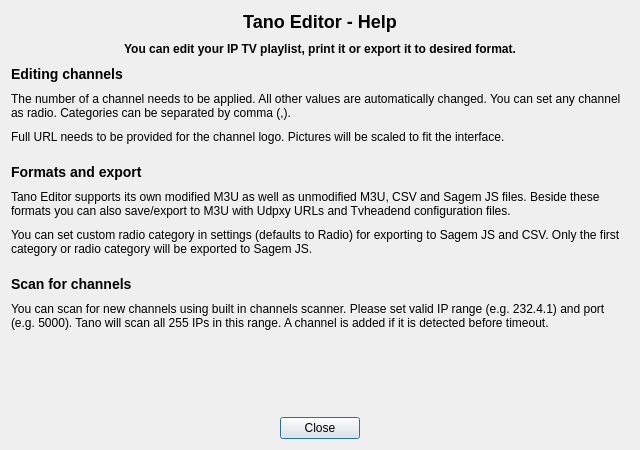
Above: src/ui/playlist/PlaylistEditorHelp.ui from ntadej/tano before the change. Below: the same form after it.
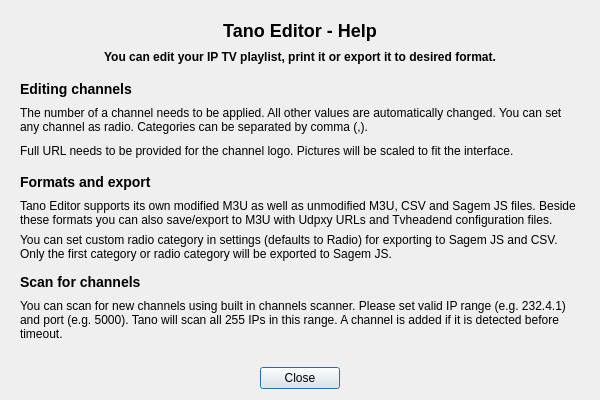
That is the form after the change. Icons and pictures are not drawn.

What changed in the file:
```diff
--- a/src/ui/playlist/PlaylistEditorHelp.ui
+++ b/src/ui/playlist/PlaylistEditorHelp.ui
@@ -6,8 +6,8 @@
    <rect>
     <x>0</x>
     <y>0</y>
-    <width>640</width>
-    <height>450</height>
+    <width>600</width>
+    <height>400</height>
    </rect>
   </property>
   <property name="windowTitle">
@@ -22,6 +22,24 @@
     <number>10</number>
    </property>
    <item>
+    <widget class="QScrollArea" name="scrollArea">
+     <property name="frameShape">
+      <enum>QFrame::NoFrame</enum>
+     </property>
+     <property name="widgetResizable">
+      <bool>true</bool>
+     </property>
+     <widget class="QWidget" name="scrollAreaWidgetContents">
+      <property name="geometry">
+       <rect>
+        <x>0</x>
+        <y>0</y>
+        <width>566</width>
+        <height>445</height>
+       </rect>
+      </property>
+      <layout class="QVBoxLayout" name="verticalLayout_2">
+       <item>
     <widget class="QLabel" name="labelInfo">
      <property name="text">
       <string>&lt;h2&gt;Tano Editor - Help&lt;/h2&gt;</string>
@@ -44,6 +62,22 @@
      </property>
     </widget>
    </item>
+       <item>
+        <spacer name="verticalSpacer_2">
+         <property name="orientation">
+          <enum>Qt::Vertical</enum>
+         </property>
+         <property name="sizeType">
+          <enum>QSizePolicy::Fixed</enum>
+         </property>
+         <property name="sizeHint" stdset="0">
+          <size>
+           <width>20</width>
+           <height>5</height>
+          </size>
+         </property>
+        </spacer>
+       </item>
    <item>
     <widget class="QLabel" name="labelEdit">
      <property name="text">
@@ -72,17 +106,17 @@
     </widget>
    </item>
    <item>
-    <spacer name="verticalSpacer_2">
+        <spacer name="verticalSpacer">
      <property name="orientation">
       <enum>Qt::Vertical</enum>
      </property>
      <property name="sizeType">
-      <enum>QSizePolicy::Maximum</enum>
+          <enum>QSizePolicy::Fixed</enum>
      </property>
      <property name="sizeHint" stdset="0">
       <size>
        <width>20</width>
-       <height>10</height>
+           <height>5</height>
       </size>
      </property>
     </spacer>
@@ -120,12 +154,12 @@
       <enum>Qt::Vertical</enum>
      </property>
      <property name="sizeType">
-      <enum>QSizePolicy::Maximum</enum>
+          <enum>QSizePolicy::Fixed</enum>
      </property>
      <property name="sizeHint" stdset="0">
       <size>
        <width>20</width>
-       <height>10</height>
+           <height>5</height>
       </size>
      </property>
     </spacer>
@@ -148,17 +182,15 @@
     </widget>
    </item>
    <item>
-    <spacer name="verticalSpacer">
+        <spacer name="verticalSpacer_4">
      <property name="orientation">
       <enum>Qt::Vertical</enum>
      </property>
-     <property name="sizeHint" stdset="0">
-      <size>
-       <width>20</width>
-       <height>40</height>
-      </size>
-     </property>
-    </spacer>
+        </spacer>
+       </item>
+      </layout>
+     </widget>
+    </widget>
    </item>
    <item>
     <widget class="QDialogButtonBox" name="buttonBox">
```
Lines whose indentation alone changed are shown as unchanged.
